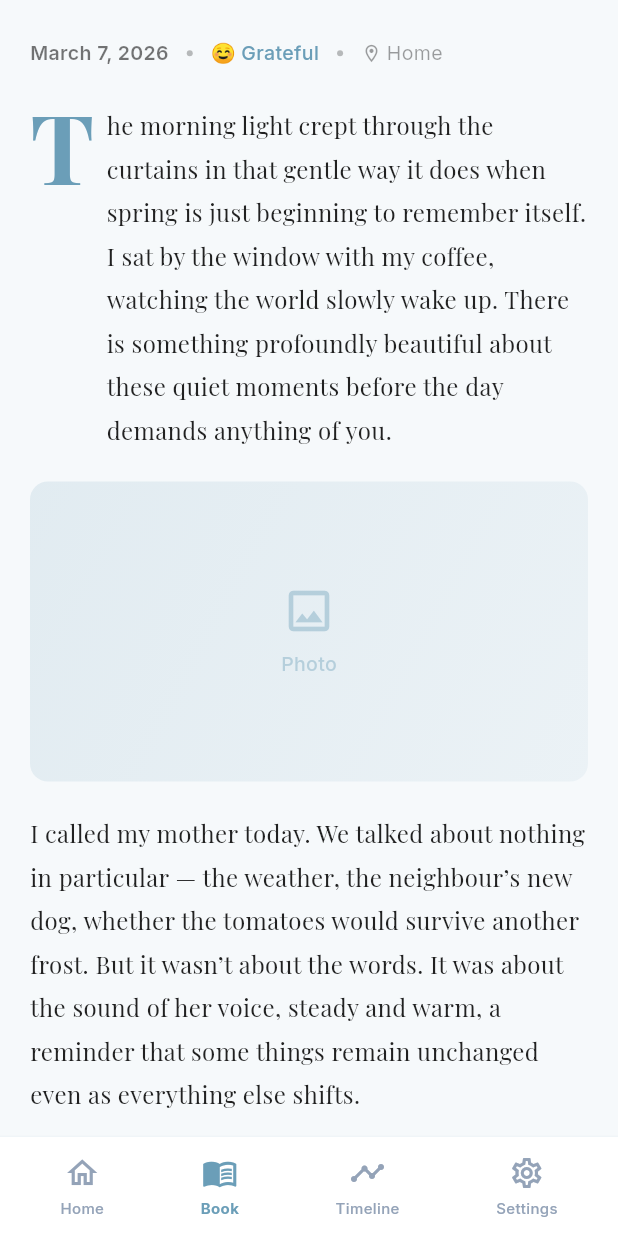
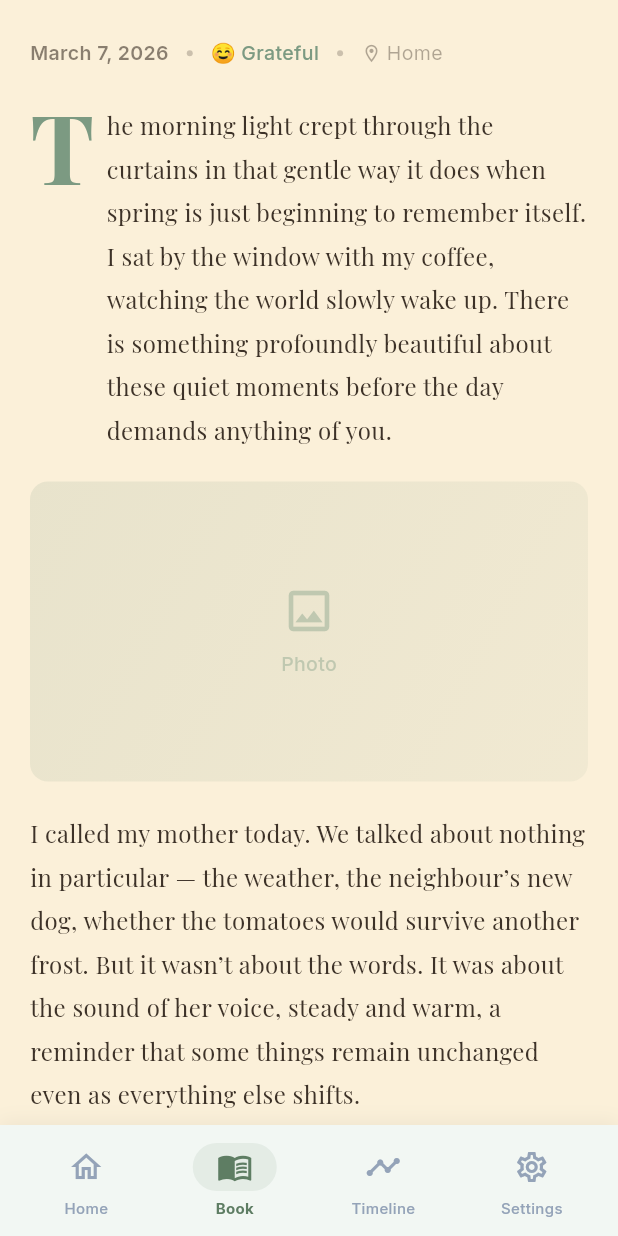
Before and after one commit to mmlalit/deardays, a Flutter app: the BookViewScreen screen opened by its route, scrolled down 576 dp, on a phone screen of 412 x 824 dp. Run offline on Flutter 3.47's test engine with Material 3 defaults, Android fonts, the phone set to English and light mode, and no system bars; our stand-ins replace dio, flutter_riverpod, flutter_secure_storage, geocoding, geolocator, go_router and 3 more; missing offline and left inert: encrypt; accounts and stored records are empty; network calls fail.

Commit message:
style: sage green theme with parchment reading bg and pill nav indicator
- Sage green primary palette (#7C9A82)
- Kindle-style warm parchment (#FBF0D9) for book reading screen
- Sage-tinted bottom nav with animated pill indicator on active tab
- Softer reading text (#3D3228) to reduce eye strain

Co-Authored-By: Claude Opus 4.6 <noreply@anthropic.com>

```diff
--- a/lib/core/routing/app_shell.dart
+++ b/lib/core/routing/app_shell.dart
@@ -24,13 +24,15 @@ class AppShell extends StatelessWidget {
       bottomNavigationBar: Container(
         decoration: BoxDecoration(
           color: Theme.of(context).brightness == Brightness.dark
-              ? AppColors.cardDark
-              : Colors.white,
-          border: Border(
-            top: BorderSide(
-              color: AppColors.primary.withAlpha(26),
+              ? AppColors.navBgDark
+              : AppColors.navBg,
+          boxShadow: [
+            BoxShadow(
+              color: Colors.black.withOpacity(0.05),
+              blurRadius: 10,
+              offset: const Offset(0, -2),
             ),
-          ),
+          ],
         ),
         child: SafeArea(
           child: Padding(
@@ -100,10 +102,20 @@ class _NavItem extends StatelessWidget {
         child: Column(
           mainAxisSize: MainAxisSize.min,
           children: [
-            Icon(
-              isActive ? activeIcon : icon,
-              color: isActive ? AppColors.primary : AppColors.textMuted,
-              size: 24,
+            AnimatedContainer(
+              duration: const Duration(milliseconds: 200),
+              padding: const EdgeInsets.symmetric(horizontal: 16, vertical: 4),
+              decoration: BoxDecoration(
+                color: isActive
+                    ? AppColors.primary.withOpacity(0.12)
+                    : Colors.transparent,
+                borderRadius: BorderRadius.circular(16),
+              ),
+              child: Icon(
+                isActive ? activeIcon : icon,
+                color: isActive ? AppColors.primaryDark : AppColors.textMuted,
+                size: 24,
+              ),
             ),
             const SizedBox(height: 4),
             Text(
@@ -111,7 +123,7 @@ class _NavItem extends StatelessWidget {
               style: TextStyle(
                 fontSize: 10,
                 fontWeight: isActive ? FontWeight.w700 : FontWeight.w500,
-                color: isActive ? AppColors.primary : AppColors.textMuted,
+                color: isActive ? AppColors.primaryDark : AppColors.textMuted,
               ),
             ),
           ],
--- a/lib/core/theme/app_colors.dart
+++ b/lib/core/theme/app_colors.dart
@@ -3,16 +3,24 @@ import 'package:flutter/material.dart';
 class AppColors {
   AppColors._();
 
-  // Soft Blue — serene, focused, calming
-  static const Color primary = Color(0xFF6B9EB8);
-  static const Color primaryLight = Color(0xFF9DC4D6);
-  static const Color primaryDark = Color(0xFF4A7D99);
+  // Sage Green — calm, grounding, nature-inspired
+  static const Color primary = Color(0xFF7C9A82);
+  static const Color primaryLight = Color(0xFFA3BFA8);
+  static const Color primaryDark = Color(0xFF5E7D63);
 
   // Backgrounds
-  static const Color bgLight = Color(0xFFF6F9FB);
-  static const Color bgDark = Color(0xFF141C20);
+  static const Color bgLight = Color(0xFFF7FAF8);
+  static const Color bgDark = Color(0xFF161E18);
   static const Color cardLight = Colors.white;
-  static const Color cardDark = Color(0xFF1C2830);
+  static const Color cardDark = Color(0xFF1E2A20);
+
+  // Reading / Book view — Kindle-style warm parchment for comfortable reading
+  static const Color readingBg = Color(0xFFFBF0D9);
+  static const Color readingText = Color(0xFF3D3228);
+
+  // Bottom navigation
+  static const Color navBg = Color(0xFFF2F7F3);
+  static const Color navBgDark = Color(0xFF1A241C);
 
   // Text
   static const Color navy = Color(0xFF1E293B);
--- a/lib/core/theme/app_theme.dart
+++ b/lib/core/theme/app_theme.dart
@@ -83,8 +83,8 @@ class AppTheme {
           hintStyle: GoogleFonts.inter(color: AppColors.textMuted),
         ),
         bottomNavigationBarTheme: const BottomNavigationBarThemeData(
-          backgroundColor: Colors.white,
-          selectedItemColor: AppColors.primary,
+          backgroundColor: AppColors.navBg,
+          selectedItemColor: AppColors.primaryDark,
           unselectedItemColor: AppColors.textMuted,
           type: BottomNavigationBarType.fixed,
           elevation: 0,
@@ -140,8 +140,8 @@ class AppTheme {
           ),
         ),
         bottomNavigationBarTheme: const BottomNavigationBarThemeData(
-          backgroundColor: AppColors.cardDark,
-          selectedItemColor: AppColors.primary,
+          backgroundColor: AppColors.navBgDark,
+          selectedItemColor: AppColors.primaryLight,
           unselectedItemColor: AppColors.textMuted,
           type: BottomNavigationBarType.fixed,
           elevation: 0,
--- a/lib/features/book/presentation/screens/book_view_screen.dart
+++ b/lib/features/book/presentation/screens/book_view_screen.dart
@@ -13,7 +13,7 @@ class _BookViewScreenState extends State<BookViewScreen> {
   @override
   Widget build(BuildContext context) {
     return Scaffold(
-      backgroundColor: AppColors.bgLight,
+      backgroundColor: AppColors.readingBg,
       body: SafeArea(
         child: SingleChildScrollView(
           child: Column(
@@ -47,7 +47,7 @@ class _BookViewScreenState extends State<BookViewScreen> {
               fontSize: 13,
               fontWeight: FontWeight.w800,
               letterSpacing: 2.5,
-              color: Colors.black87,
+              color: AppColors.readingText,
             ),
           ),
           Container(
@@ -116,7 +116,7 @@ class _BookViewScreenState extends State<BookViewScreen> {
             style: GoogleFonts.playfairDisplay(
               fontSize: 30,
               fontWeight: FontWeight.w700,
-              color: Colors.black87,
+              color: AppColors.readingText,
               height: 1.2,
             ),
           ),
@@ -126,7 +126,7 @@ class _BookViewScreenState extends State<BookViewScreen> {
             style: GoogleFonts.inter(
               fontSize: 14,
               fontWeight: FontWeight.w400,
-              color: Colors.black45,
+              color: AppColors.readingText.withOpacity(0.5),
               letterSpacing: 0.5,
             ),
           ),
@@ -196,7 +196,7 @@ class _BookViewScreenState extends State<BookViewScreen> {
             style: GoogleFonts.inter(
               fontSize: 15,
               fontWeight: isActive ? FontWeight.w600 : FontWeight.w500,
-              color: Colors.black87,
+              color: AppColors.readingText,
             ),
           ),
           const SizedBox(height: 4),
@@ -206,7 +206,7 @@ class _BookViewScreenState extends State<BookViewScreen> {
               fontSize: 11,
               fontWeight: FontWeight.w600,
               letterSpacing: 1.0,
-              color: Colors.black38,
+              color: AppColors.readingText.withOpacity(0.4),
             ),
           ),
         ],
@@ -220,7 +220,7 @@ class _BookViewScreenState extends State<BookViewScreen> {
       child: Column(
         crossAxisAlignment: CrossAxisAlignment.start,
         children: [
-          Divider(color: Colors.black.withOpacity(0.08)),
+          Divider(color: AppColors.readingText.withOpacity(0.08)),
           const SizedBox(height: 20),
           _buildEntryHeader(),
           const SizedBox(height: 24),
@@ -244,7 +244,7 @@ class _BookViewScreenState extends State<BookViewScreen> {
           style: GoogleFonts.inter(
             fontSize: 13,
             fontWeight: FontWeight.w600,
-            color: Colors.black54,
+            color: AppColors.readingText.withOpacity(0.6),
           ),
         ),
         const SizedBox(width: 12),
@@ -253,7 +253,7 @@ class _BookViewScreenState extends State<BookViewScreen> {
           height: 4,
           decoration: const BoxDecoration(
             shape: BoxShape.circle,
-            color: Colors.black26,
+            color: AppColors.readingText.withOpacity(0.25),
           ),
         ),
         const SizedBox(width: 12),
@@ -271,7 +271,7 @@ class _BookViewScreenState extends State<BookViewScreen> {
           height: 4,
           decoration: const BoxDecoration(
             shape: BoxShape.circle,
-            color: Colors.black26,
+            color: AppColors.readingText.withOpacity(0.25),
           ),
         ),
         const SizedBox(width: 12),
@@ -282,7 +282,7 @@ class _BookViewScreenState extends State<BookViewScreen> {
               Icon(
                 Icons.location_on_outlined,
                 size: 14,
-                color: Colors.black38,
+                color: AppColors.readingText.withOpacity(0.4),
               ),
               const SizedBox(width: 3),
               Flexible(
@@ -292,7 +292,7 @@ class _BookViewScreenState extends State<BookViewScreen> {
                   style: GoogleFonts.inter(
                     fontSize: 13,
                     fontWeight: FontWeight.w400,
-                    color: Colors.black38,
+                    color: AppColors.readingText.withOpacity(0.4),
                   ),
                 ),
               ),
@@ -327,7 +327,7 @@ class _BookViewScreenState extends State<BookViewScreen> {
             style: GoogleFonts.playfairDisplay(
               fontSize: 16,
               fontWeight: FontWeight.w400,
-              color: Colors.black87,
+              color: AppColors.readingText,
               height: 1.8,
             ),
           ),
@@ -383,7 +383,7 @@ class _BookViewScreenState extends State<BookViewScreen> {
       style: GoogleFonts.playfairDisplay(
         fontSize: 16,
         fontWeight: FontWeight.w400,
-        color: Colors.black87,
+        color: AppColors.readingText,
         height: 1.8,
       ),
     );
@@ -397,7 +397,7 @@ class _BookViewScreenState extends State<BookViewScreen> {
       style: GoogleFonts.playfairDisplay(
         fontSize: 16,
         fontWeight: FontWeight.w400,
-        color: Colors.black87,
+        color: AppColors.readingText,
         height: 1.8,
       ),
     );
```
